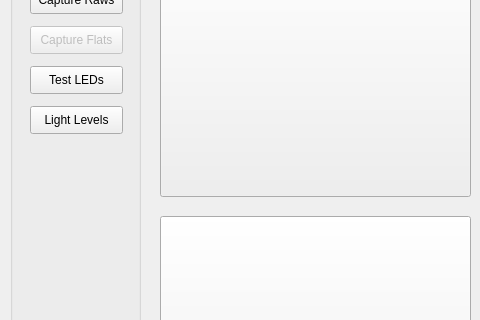
palimpsest-pursuers/capturing, file src/skeleton/capture-mode2.ui: the form before one commit; both pictures show x 0 to 480 and y 103 to 423 of the 1076 by 604 pixel window.
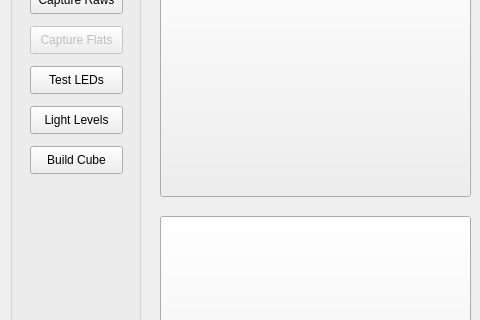
The form after the commit.

Commit message: cube creation beginings

Diff of the .ui file:
```diff
--- a/src/skeleton/capture-mode2.ui
+++ b/src/skeleton/capture-mode2.ui
@@ -128,6 +128,22 @@
       <string>Cancel</string>
      </property>
     </widget>
+    <widget class="QPushButton" name="CubeCreateButton">
+     <property name="enabled">
+      <bool>true</bool>
+     </property>
+     <property name="geometry">
+      <rect>
+       <x>20</x>
+       <y>220</y>
+       <width>93</width>
+       <height>28</height>
+      </rect>
+     </property>
+     <property name="text">
+      <string>Build Cube</string>
+     </property>
+    </widget>
    </widget>
    <widget class="QLabel" name="LargeDisplay">
     <property name="geometry">
```
The commit also changes 2 other files.
